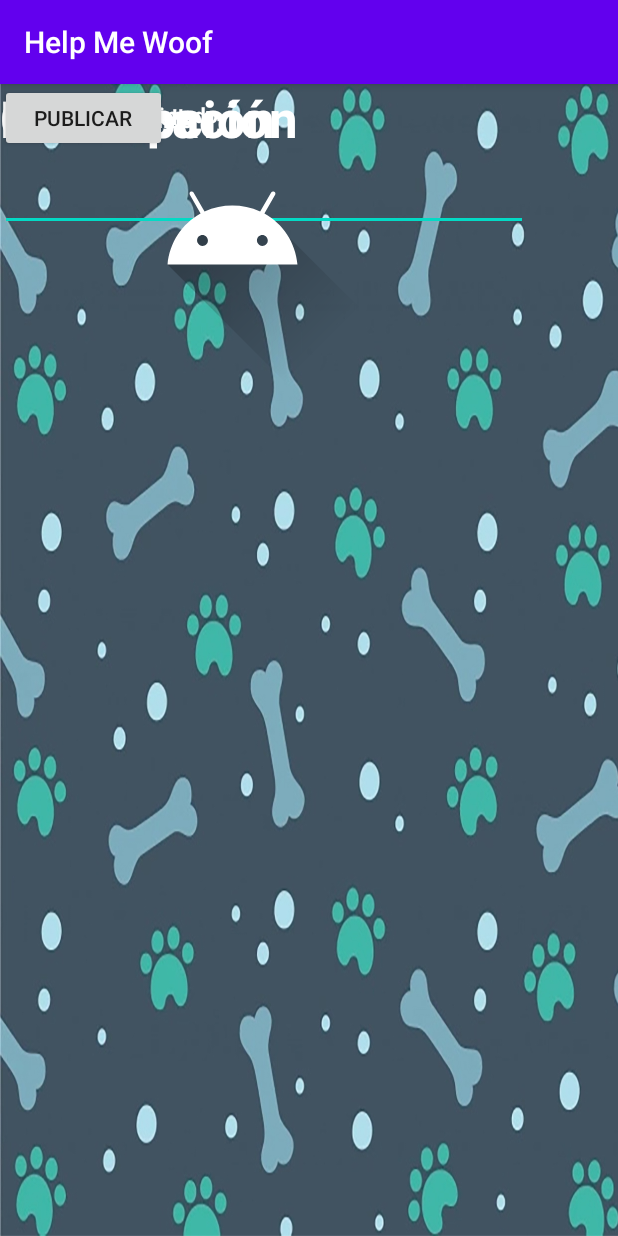
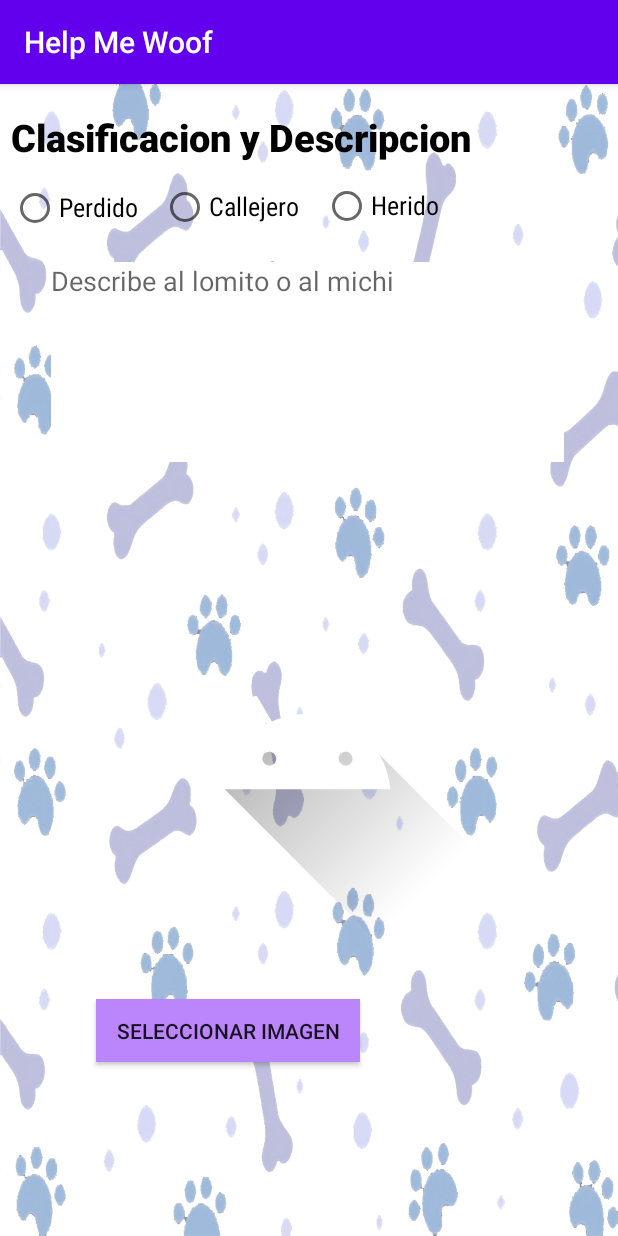
Before and after one commit to aleckx0/HelpMeWoof, an Android app: the formulariopublicar screen opened directly, with no data from a screen before it, on a phone screen of 412 x 824 dp. Run offline under Robolectric (Android 15) with nearby library versions, the phone set to English and light mode, and no system bars.

Commit message:
Se corrigieron errores del layout

```diff
--- a/app/src/main/java/net/alecks/helpmewoof/Comentario.java
+++ b/app/src/main/java/net/alecks/helpmewoof/comentario.java
@@ -3,7 +3,7 @@ package net.alecks.helpmewoof;
 import android.support.v7.app.AppCompatActivity;
 import android.os.Bundle;
 
-public class Comentario extends AppCompatActivity {
+public class comentario extends AppCompatActivity {
 
     @Override
     protected void onCreate(Bundle savedInstanceState) {
--- a/app/src/main/java/net/alecks/helpmewoof/Formulario.java
+++ b/app/src/main/java/net/alecks/helpmewoof/formulariopublicar.java
@@ -3,7 +3,7 @@ package net.alecks.helpmewoof;
 import android.support.v7.app.AppCompatActivity;
 import android.os.Bundle;
 
-public class Formulario extends AppCompatActivity {
+public class formulariopublicar extends AppCompatActivity {
 
     @Override
     protected void onCreate(Bundle savedInstanceState) {
--- a/app/src/main/res/layout/activity_formulario.xml
+++ b/app/src/main/res/layout/activity_formulario.xml
@@ -4,83 +4,124 @@
     xmlns:tools="http://schemas.android.com/tools"
     android:layout_width="match_parent"
     android:layout_height="match_parent"
-    tools:context=".Formulario"
-    android:background="@drawable/Fondo1">
+    tools:context=".formulariopublicar"
+    android:orientation="horizontal"
+    android:background="@drawable/fondo0">
+
+<!-- Este bloque es para la parte de clasificacion y descripcion -->
 
     <TextView
-        android:id="@+id/textView3"
-        android:layout_width="214dp"
-        android:layout_height="49dp"
-        android:text="Clasificación"
-        android:textAppearance="@style/TextAppearance.AppCompat.Display1"
-        android:textColor="@android:color/white"
-        android:textStyle="bold"
-        tools:layout_editor_absoluteX="16dp"
-        tools:layout_editor_absoluteY="194dp" />
-
-    <TextView
-        android:id="@+id/textView2"
-        android:layout_width="214dp"
-        android:layout_height="49dp"
-        android:text="Descripción"
-        android:textAppearance="@style/TextAppearance.AppCompat.Display1"
-        android:textColor="@android:color/white"
-        android:textStyle="bold"
-        tools:layout_editor_absoluteX="16dp"
-        tools:layout_editor_absoluteY="16dp" />
+        android:id="@+id/idclasifydescrip"
+        android:layout_width="314dp"
+        android:layout_height="35dp"
+        android:fontFamily="sans-serif-black"
+        android:text="Clasificacion y Descripcion"
+        android:textColor="@color/black"
+        android:textSize="25sp"
+        app:layout_constraintBottom_toBottomOf="parent"
+        app:layout_constraintEnd_toEndOf="parent"
+        app:layout_constraintHorizontal_bias="0.075"
+        app:layout_constraintStart_toStartOf="parent"
+        app:layout_constraintTop_toTopOf="parent"
+        app:layout_constraintVertical_bias="0.025" />
 
     <RadioButton
-        android:id="@+id/radioButton"
-        android:layout_width="141dp"
-        android:layout_height="47dp"
-        android:text="Lomito Perdido"
-        android:textColor="@android:color/white"
-        android:textStyle="bold"
-        tools:layout_editor_absoluteX="22dp"
-        tools:layout_editor_absoluteY="76dp" />
+        android:id="@+id/idperdido"
+        android:layout_width="94dp"
+        android:layout_height="30dp"
+        android:fontFamily="sans-serif-condensed"
+        android:text="Perdido"
+        android:textColor="@color/black"
+        android:textColorHighlight="@color/black"
+        android:textSize="17sp"
+        app:layout_constraintBottom_toBottomOf="parent"
+        app:layout_constraintEnd_toEndOf="parent"
+        app:layout_constraintHorizontal_bias="0.023"
+        app:layout_constraintStart_toStartOf="parent"
+        app:layout_constraintTop_toTopOf="parent"
+        app:layout_constraintVertical_bias="0.091" />
 
     <RadioButton
-        android:id="@+id/radioButton2"
-        android:layout_width="141dp"
-        android:layout_height="44dp"
-        android:text="Lomito de Calle"
-        android:textColor="@android:color/white"
-        android:textStyle="bold"
-        tools:layout_editor_absoluteX="173dp"
-        tools:layout_editor_absoluteY="76dp" />
+        android:id="@+id/idherido"
+        android:layout_width="94dp"
+        android:layout_height="30dp"
+        android:fontFamily="sans-serif-condensed"
+        android:text="Herido"
+        android:textColor="@color/black"
+        android:textColorHighlight="@color/black"
+        android:textSize="17sp"
+        app:layout_constraintBottom_toBottomOf="parent"
+        app:layout_constraintEnd_toEndOf="parent"
+        app:layout_constraintHorizontal_bias="0.678"
+        app:layout_constraintStart_toStartOf="parent"
+        app:layout_constraintTop_toTopOf="parent"
+        app:layout_constraintVertical_bias="0.089" />
 
     <RadioButton
-        android:id="@+id/radioButton3"
-        android:layout_width="163dp"
-        android:layout_height="41dp"
-        android:text="Lomito Lastimado"
-        android:textColor="@android:color/white"
-        android:textStyle="bold"
-        tools:layout_editor_absoluteX="22dp"
-        tools:layout_editor_absoluteY="131dp" />
+        android:id="@+id/idcallejero"
+        android:layout_width="94dp"
+        android:layout_height="30dp"
+        android:fontFamily="sans-serif-condensed"
+        android:text="Callejero"
+        android:textColor="@color/black"
+        android:textColorHighlight="@color/black"
+        android:textSize="17sp"
+        app:layout_constraintBottom_toBottomOf="parent"
+        app:layout_constraintEnd_toEndOf="parent"
+        app:layout_constraintHorizontal_bias="0.337"
+        app:layout_constraintStart_toStartOf="parent"
+        app:layout_constraintTop_toTopOf="parent"
+        app:layout_constraintVertical_bias="0.09" />
 
     <EditText
-        android:id="@+id/editTextTextPersonName"
-        android:layout_width="352dp"
-        android:layout_height="98dp"
+        android:id="@+id/idtextdedescripcion"
+        android:layout_width="342dp"
+        android:layout_height="133dp"
+        android:background="@color/white"
         android:ems="10"
-        android:inputType="textPersonName"
-        tools:layout_editor_absoluteX="16dp"
-        tools:layout_editor_absoluteY="259dp" />
+        android:gravity="start|top"
+        android:hint="Describe al lomito o al michi"
+        android:inputType="textMultiLine"
+        app:layout_constraintBottom_toBottomOf="parent"
+        app:layout_constraintEnd_toEndOf="parent"
+        app:layout_constraintHorizontal_bias="0.49"
+        app:layout_constraintStart_toStartOf="parent"
+        app:layout_constraintTop_toTopOf="parent"
+        app:layout_constraintVertical_bias="0.187" />
 
     <ImageView
         android:id="@+id/imageView"
-        android:layout_width="310dp"
-        android:layout_height="203dp"
-        app:srcCompat="@drawable/ic_launcher_foreground"
-        tools:layout_editor_absoluteX="16dp"
-        tools:layout_editor_absoluteY="378dp" />
+        android:layout_width="274dp"
+        android:layout_height="259dp"
+        app:layout_constraintBottom_toBottomOf="parent"
+        app:layout_constraintEnd_toEndOf="parent"
+        app:layout_constraintHorizontal_bias="0.495"
+        app:layout_constraintStart_toStartOf="parent"
+        app:layout_constraintTop_toTopOf="parent"
+        app:layout_constraintVertical_bias="0.623"
+        app:srcCompat="@drawable/ic_launcher_foreground" />
 
     <Button
-        android:id="@+id/button2"
-        android:layout_width="111dp"
-        android:layout_height="45dp"
-        android:text="Publicar"
-        tools:layout_editor_absoluteX="192dp"
-        tools:layout_editor_absoluteY="595dp" />
+        android:id="@+id/idbtncargarimagen"
+        android:layout_width="176dp"
+        android:layout_height="42dp"
+        android:text="Seleccionar Imagen"
+        android:background="@color/purple_200"
+        app:layout_constraintBottom_toBottomOf="parent"
+        app:layout_constraintEnd_toEndOf="parent"
+        app:layout_constraintHorizontal_bias="0.271"
+        app:layout_constraintStart_toStartOf="parent"
+        app:layout_constraintTop_toTopOf="parent"
+        app:layout_constraintVertical_bias="0.84" />
+
 </android.support.constraint.ConstraintLayout>
+
+<!-- NOTAS:
+android:Layoutgravity="center" coloca el cuadro del layour centrado
+android:gravity="center" coloca el texto dentro del cuadro del layout centrado
+wrap_content delimita el texto dentro de un cuadro de layout se puede hacer grande o pequeno
+match_parent toma margenes grandes dejando espacio de sobra en el componente
+android:layout_marginbottom="30dp" deja un margen de espacio abajo para un boton o lo que haya
+<!- android:textColor="@color/black" cambiar color de texto
+
+-->
--- a/app/src/main/res/values/strings.xml
+++ b/app/src/main/res/values/strings.xml
@@ -1,3 +1,4 @@
 <resources>
     <string name="app_name">Help Me Woof</string>
+    <string name="titulo">Clasificacion</string>
 </resources>
```
Also changed, not shown: app/src/main/AndroidManifest.xml (+17 -5 lines), app/src/main/res/layout/activity_comentario.xml (+6 -6 lines), app/src/main/res/layout/pruebas.xml (added, +42 -0 lines), app/src/main/res/drawable/fondo0.jpg (added), app/src/main/res/drawable/fondo1.jpg (renamed from app/src/main/res/drawable/Fondo1.jpg), 1 other file.
